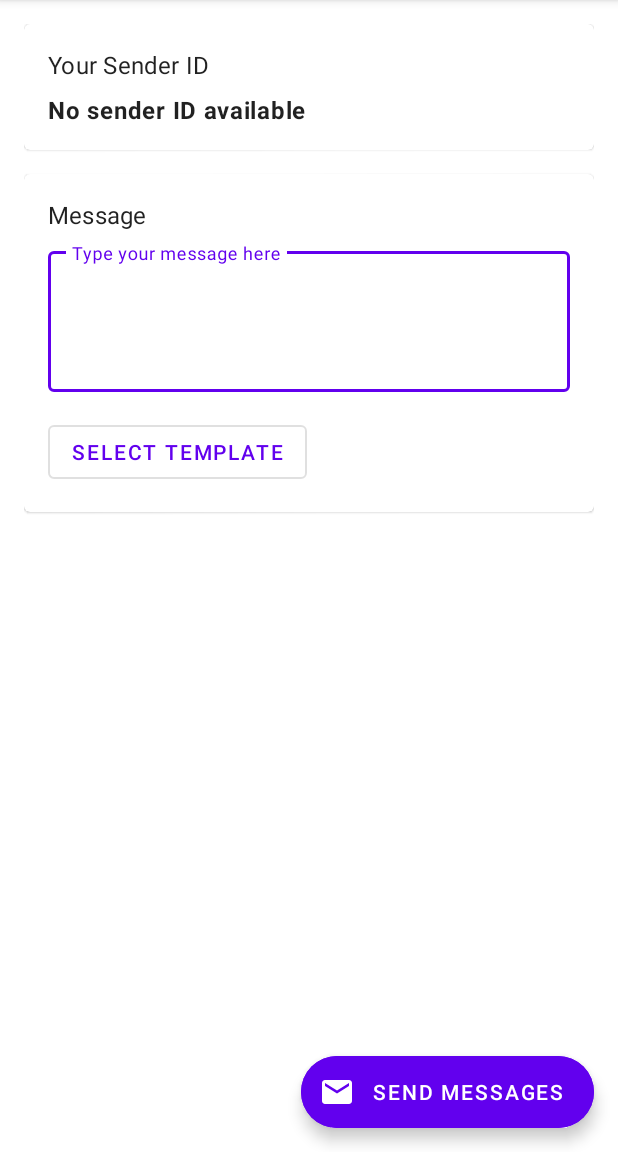
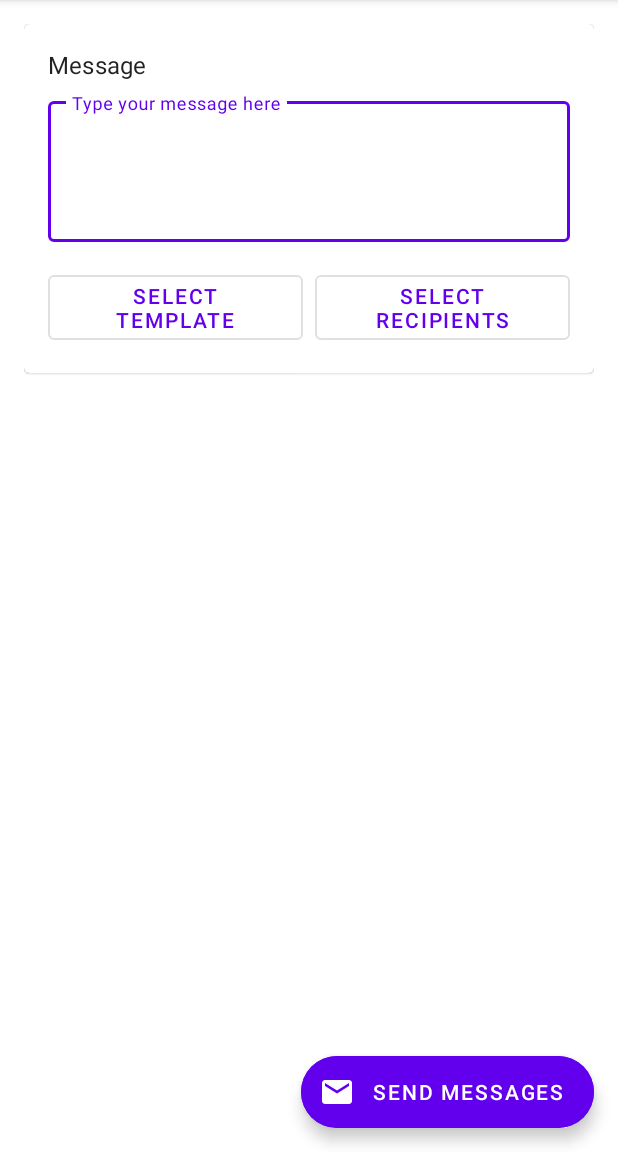
Before and after one commit to successgroup/SMSBULKER, an Android app: the fragment HomeFragment shown on its own in the app's theme, on a phone screen of 412 x 824 dp, the part 84-1236 px from its top. Run offline under Robolectric (Android 15) with nearby library versions, the light colour scheme and no system bars; our stand-ins replace Dagger/Hilt's generated code; libraries missing offline, so code that uses them is left out: com.squareup.anvil; 4 statements that could not run were skipped.

Commit message:
Version 1 with csv and contact features fully functional

```diff
--- a/app/src/main/java/com/gscube/smsbulker/ui/home/HomeFragment.kt
+++ b/app/src/main/java/com/gscube/smsbulker/ui/home/HomeFragment.kt
@@ -149,11 +149,15 @@ class HomeFragment : Fragment() {
 
     private fun setupClickListeners() {
         binding.apply {
-            uploadCsvButton.setOnClickListener { checkPermissionsAndLoadCsv() }
-            importContactsButton.setOnClickListener { checkPermissionsAndImportContacts() }
             sendButton.setOnClickListener { validateAndSend() }
             selectTemplateButton.setOnClickListener {
                 findNavController().navigate(R.id.nav_templates)
+            }
+            selectRecipientsButton.setOnClickListener {
+                findNavController().navigate(R.id.action_homeFragment_to_contactsFragment)
+            }
+            clearRecipientsButton.setOnClickListener {
+                viewModel.clearRecipients()
             }
         }
     }
@@ -185,8 +189,6 @@ class HomeFragment : Fragment() {
                         binding.selectedTemplateText.isVisible = false
                     }
 
-                    // Update sender ID
-                    binding.senderIdDisplay.text = state.senderID ?: "No sender ID available"
 
                     // Handle sending stages
                     state.sendingStage?.let { stage ->
--- a/app/src/main/java/com/gscube/smsbulker/ui/home/HomeViewModel.kt
+++ b/app/src/main/java/com/gscube/smsbulker/ui/home/HomeViewModel.kt
@@ -227,6 +227,10 @@ class HomeViewModel @Inject constructor(
         }
     }
 
+    fun clearRecipients() {
+        _state.update { it.copy(recipients = emptyList()) }
+    }
+
     fun sendBulkSms() {
         val currentState = state.value
         val message = currentState.selectedTemplate?.content ?: return
--- a/app/src/main/res/layout/fragment_home.xml
+++ b/app/src/main/res/layout/fragment_home.xml
@@ -14,34 +14,6 @@
             android:layout_height="wrap_content"
             android:orientation="vertical"
             android:padding="16dp">
-
-            <!-- Sender ID Display -->
-            <com.google.android.material.card.MaterialCardView
-                android:layout_width="match_parent"
-                android:layout_height="wrap_content"
-                android:layout_marginBottom="16dp">
-
-                <LinearLayout
-                    android:layout_width="match_parent"
-                    android:layout_height="wrap_content"
-                    android:orientation="vertical"
-                    android:padding="16dp">
-
-                    <TextView
-                        android:layout_width="wrap_content"
-                        android:layout_height="wrap_content"
-                        android:text="Your Sender ID"
-                        android:textAppearance="?attr/textAppearanceSubtitle1" />
-
-                    <TextView
-                        android:id="@+id/senderIdDisplay"
-                        android:layout_width="match_parent"
-                        android:layout_height="wrap_content"
-                        android:layout_marginTop="8dp"
-                        android:textAppearance="?attr/textAppearanceBody1"
-                        android:textStyle="bold" />
-                </LinearLayout>
-            </com.google.android.material.card.MaterialCardView>
 
             <!-- Message Composition Section -->
             <com.google.android.material.card.MaterialCardView
@@ -79,12 +51,28 @@
                             android:minLines="3" />
                     </com.google.android.material.textfield.TextInputLayout>
 
-                    <com.google.android.material.button.MaterialButton
-                        android:id="@+id/selectTemplateButton"
-                        style="@style/Widget.MaterialComponents.Button.OutlinedButton"
-                        android:layout_width="wrap_content"
+                    <LinearLayout
+                        android:layout_width="match_parent"
                         android:layout_height="wrap_content"
-                        android:text="Select Template" />
+                        android:orientation="horizontal">
+
+                        <com.google.android.material.button.MaterialButton
+                            android:id="@+id/selectTemplateButton"
+                            style="@style/Widget.MaterialComponents.Button.OutlinedButton"
+                            android:layout_width="0dp"
+                            android:layout_height="wrap_content"
+                            android:layout_weight="1"
+                            android:layout_marginEnd="8dp"
+                            android:text="Select Template" />
+
+                        <com.google.android.material.button.MaterialButton
+                            android:id="@+id/selectRecipientsButton"
+                            style="@style/Widget.MaterialComponents.Button.OutlinedButton"
+                            android:layout_width="0dp"
+                            android:layout_height="wrap_content"
+                            android:layout_weight="1"
+                            android:text="Select Recipients" />
+                    </LinearLayout>
 
                     <TextView
                         android:id="@+id/selectedTemplateText"
@@ -137,21 +125,12 @@
                         android:layout_marginBottom="16dp">
 
                         <com.google.android.material.button.MaterialButton
-                            android:id="@+id/uploadCsvButton"
+                            android:id="@+id/clearRecipientsButton"
                             style="@style/Widget.MaterialComponents.Button.OutlinedButton"
-                            android:layout_width="0dp"
+                            android:layout_width="wrap_content"
                             android:layout_height="wrap_content"
-                            android:layout_weight="1"
-                            android:layout_marginEnd="8dp"
-                            android:text="Upload CSV" />
+                            android:text="Clear Recipients" />
 
-                        <com.google.android.material.button.MaterialButton
-                            android:id="@+id/importContactsButton"
-                            style="@style/Widget.MaterialComponents.Button.OutlinedButton"
-                            android:layout_width="0dp"
-                            android:layout_height="wrap_content"
-                            android:layout_weight="1"
-                            android:text="Import Contacts" />
                     </LinearLayout>
 
                     <androidx.recyclerview.widget.RecyclerView
--- a/app/src/main/res/navigation/nav_graph.xml
+++ b/app/src/main/res/navigation/nav_graph.xml
@@ -18,6 +18,9 @@
         <action
             android:id="@+id/action_homeFragment_to_settingsFragment"
             app:destination="@id/settingsFragment" />
+        <action
+            android:id="@+id/action_homeFragment_to_contactsFragment"
+            app:destination="@id/nav_contacts" />
     </fragment>
 
     <fragment
```
Also changed, not shown: app/src/main/java/com/gscube/smsbulker/ui/home/RecipientsAdapter.kt (+0 -13 lines), app/src/main/java/com/gscube/smsbulker/ui/home/adapter/RecipientsAdapter.kt (+8 -14 lines), app/src/main/res/layout/item_recipient.xml (+18 -34 lines).
